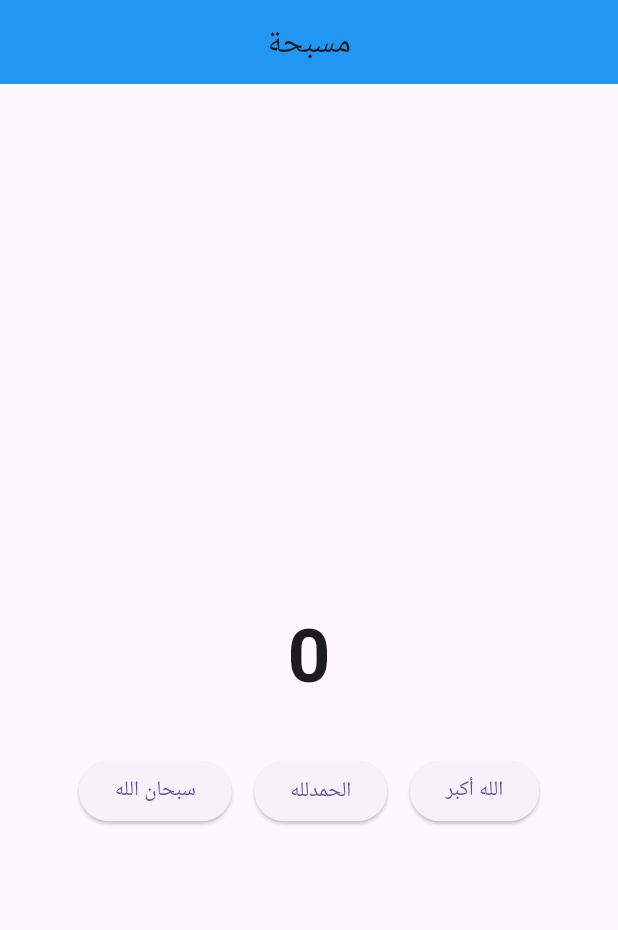
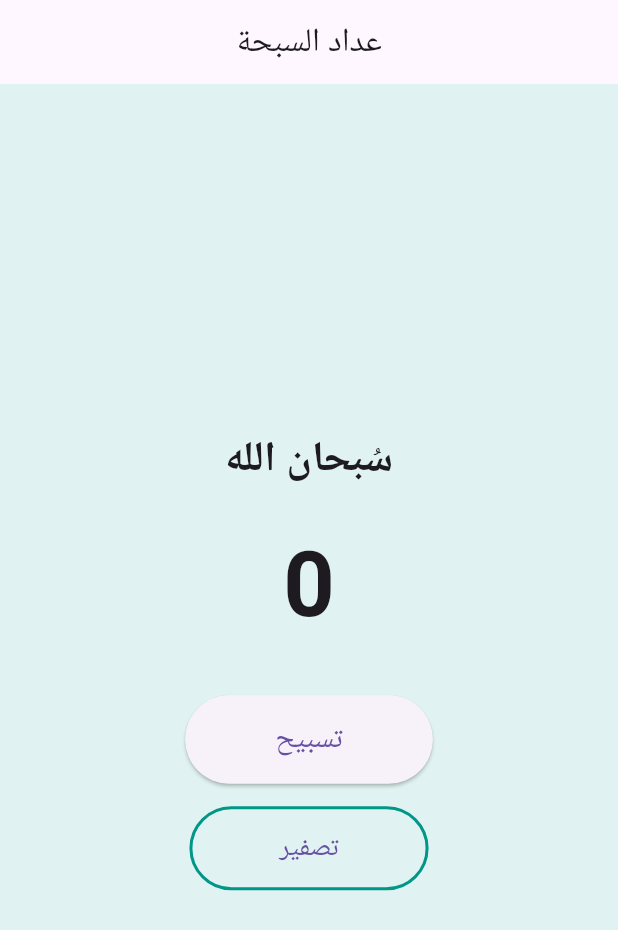
Before and after one commit to shahadba2025/Shahadbaties, a Flutter app: the screen it shows after launch, on a phone screen of 412 x 824 dp. Shown: the top 930 px of the screen. Run offline on Flutter 3.47's test engine with Material 3 defaults, Android fonts, the phone set to English and light mode, and no system bars.

Commit message:
Add files via upload

```diff
--- a/lib/main.dart
+++ b/lib/main.dart
@@ -1,76 +1,86 @@
 import 'package:flutter/material.dart';
 
-void main() => runApp(const MyApp());
+void main() {
+  runApp(const TasbeehApp());
+}
 
-class MyApp extends StatelessWidget {
-  const MyApp({super.key});
+class TasbeehApp extends StatelessWidget {
+  const TasbeehApp({super.key});
 
   @override
   Widget build(BuildContext context) {
-    return const MaterialApp(
+    return MaterialApp(
       debugShowCheckedModeBanner: false,
-      home: SebhaApp(),
+      title: 'عداد سبحة',
+      theme: ThemeData(
+        primarySwatch: Colors.teal,
+      ),
+      home: const TasbeehCounter(),
     );
   }
 }
 
-class SebhaApp extends StatefulWidget {
-  const SebhaApp({super.key});
+class TasbeehCounter extends StatefulWidget {
+  const TasbeehCounter({super.key});
 
   @override
-  State<SebhaApp> createState() => _SebhaAppState();
+  State<TasbeehCounter> createState() => _TasbeehCounterState();
 }
 
-class _SebhaAppState extends State<SebhaApp> {
+class _TasbeehCounterState extends State<TasbeehCounter> {
   int count = 0;
-  String currentText = "";
 
-  void _updateText(String newText) {
+  void increment() {
     setState(() {
-      currentText = newText;
       count++;
     });
   }
 
-  Widget _buildDhikrButton(String label) {
-    return ElevatedButton(
-      onPressed: () => _updateText(label),
-      child: Text(label),
-    );
+  void reset() {
+    setState(() {
+      count = 0;
+    });
   }
 
   @override
   Widget build(BuildContext context) {
     return Scaffold(
+      backgroundColor: Colors.teal[50],
       appBar: AppBar(
-        title: const Text("مسبحة"),
-        backgroundColor: Colors.blue,
+        title: const Text('عداد السبحة'),
         centerTitle: true,
       ),
       body: Center(
         child: Column(
-          mainAxisSize: MainAxisSize.min,
+          mainAxisAlignment: MainAxisAlignment.center,
           children: [
+            const Text(
+              'سُبحان الله',
+              style: TextStyle(fontSize: 28, fontWeight: FontWeight.bold),
+            ),
+            const SizedBox(height: 20),
             Text(
-              currentText,
-              style: const TextStyle(fontSize: 34),
-            ),
-            const SizedBox(height: 25),
-            Text(
-              "$count",
-              style: const TextStyle(
-                fontSize: 50,
-                fontWeight: FontWeight.bold,
-              ),
+              '$count',
+              style: const TextStyle(fontSize: 60, fontWeight: FontWeight.bold),
             ),
             const SizedBox(height: 30),
-            Wrap(
-              spacing: 15,
-              children: [
-                _buildDhikrButton("سبحان الله"),
-                _buildDhikrButton("الحمدلله"),
-                _buildDhikrButton("الله أكبر"),
-              ],
+            ElevatedButton(
+              onPressed: increment,
+              style: ElevatedButton.styleFrom(
+                padding: const EdgeInsets.symmetric(horizontal: 60, vertical: 15),
+                shape: RoundedRectangleBorder(
+                    borderRadius: BorderRadius.circular(30)),
+              ),
+              child: const Text('تسبيح', style: TextStyle(fontSize: 20)),
+            ),
+            const SizedBox(height: 15),
+            OutlinedButton(
+              onPressed: reset,
+              style: OutlinedButton.styleFrom(
+                padding: const EdgeInsets.symmetric(horizontal: 60, vertical: 15),
+                side: const BorderSide(color: Colors.teal, width: 2),
+              ),
+              child: const Text('تصفير', style: TextStyle(fontSize: 18)),
             ),
           ],
         ),
--- a/pubspec.yaml
+++ b/pubspec.yaml
@@ -1,4 +1,4 @@
-name: flutter_application_2
+name: untitled13
 description: "A new Flutter project."
 # The following line prevents the package from being accidentally published to
 # pub.dev using `flutter pub publish`. This is preferred for private packages.
@@ -19,7 +19,7 @@ publish_to: 'none' # Remove this line if you wish to publish to pub.dev
 version: 1.0.0+1
 
 environment:
-  sdk: ^3.9.2
+  sdk: ^3.10.0
 
 # Dependencies specify other packages that your package needs in order to work.
 # To automatically upgrade your package dependencies to the latest versions
@@ -44,7 +44,7 @@ dev_dependencies:
   # activated in the `analysis_options.yaml` file located at the root of your
   # package. See that file for information about deactivating specific lint
   # rules and activating additional ones.
-  flutter_lints: ^5.0.0
+  flutter_lints: ^6.0.0
 
 # For information on the generic Dart part of this file, see the
 # following page: https://dart.dev/tools/pub/pubspec
```
Also changed, not shown: pubspec.lock, 18 other files.
